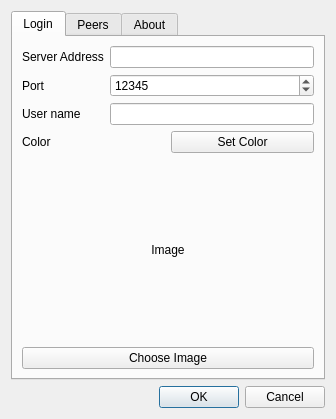
Qt form TeamRadarDlg.ui (congchenutd/teamradar) before a commit.
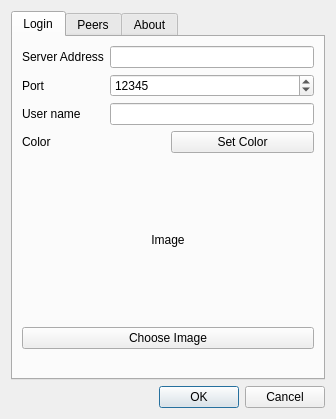
The same form after that commit. Icons and pictures are not drawn.

Diff of the .ui file:
```diff
--- a/TeamRadarDlg.ui
+++ b/TeamRadarDlg.ui
@@ -13,8 +13,8 @@
   <property name="windowTitle">
    <string>TeamRadar</string>
   </property>
-  <layout class="QVBoxLayout" name="verticalLayout_2">
-   <item>
+  <layout class="QGridLayout" name="gridLayout_2">
+   <item row="0" column="0" colspan="2">
     <widget class="QTabWidget" name="tabWidget">
      <property name="currentIndex">
       <number>0</number>
@@ -118,6 +118,9 @@
          </item>
         </layout>
        </item>
+       <item row="5" column="0" colspan="2">
+        <widget class="QLabel" name="labelMessage"/>
+       </item>
       </layout>
      </widget>
      <widget class="QWidget" name="tabPeers">
@@ -161,7 +164,14 @@
      </widget>
     </widget>
    </item>
-   <item>
+   <item row="1" column="0">
+    <widget class="QLabel" name="labelLight">
+     <property name="pixmap">
+      <pixmap resource="Resources.qrc">:/Images/Red.png</pixmap>
+     </property>
+    </widget>
+   </item>
+   <item row="1" column="1">
     <widget class="QDialogButtonBox" name="buttonBox">
      <property name="standardButtons">
       <set>QDialogButtonBox::Cancel|QDialogButtonBox::Ok</set>
```
Left out of the diff: 4 changed lines with no effect on the pictures.
